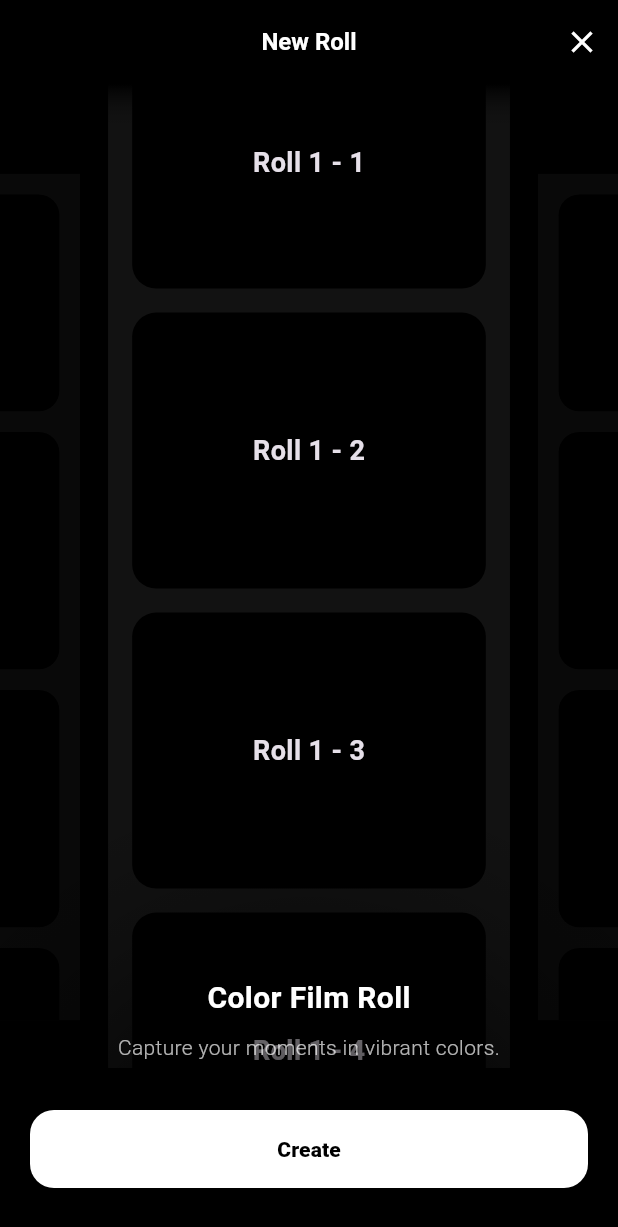
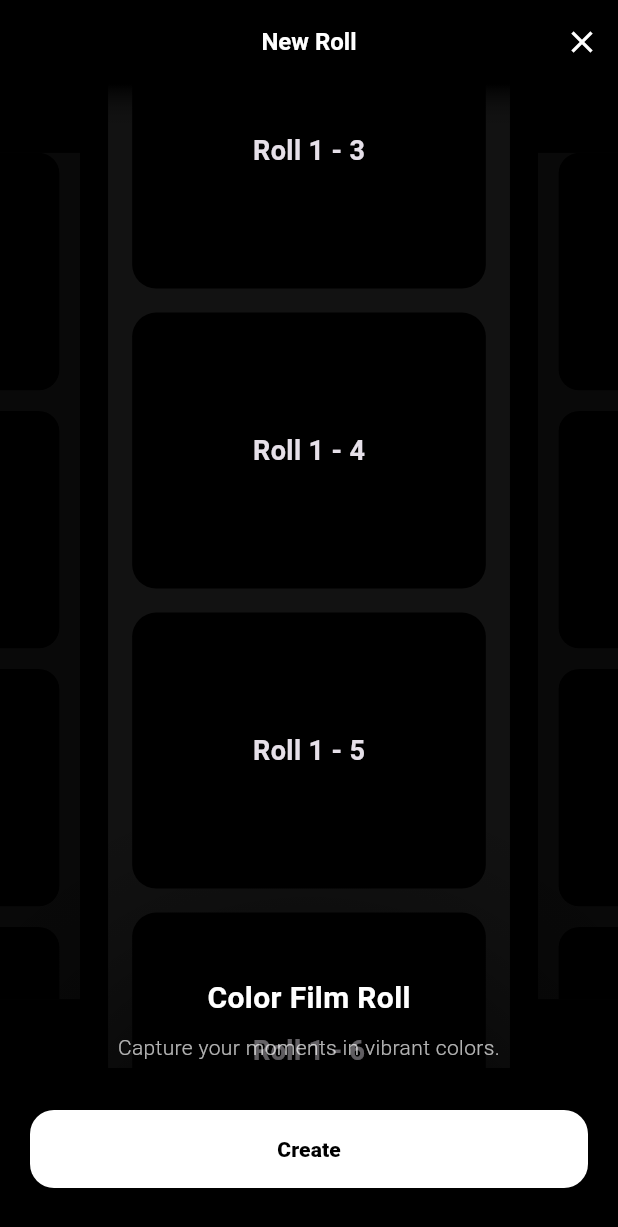
Before and after one commit to victorlee917/exposure, a Flutter app: the screen it shows after launch, after a tap on an icon or button, on a phone screen of 412 x 824 dp. Shown: the top 1227 px of the screen. Run offline on Flutter 3.47's test engine with Material 3 defaults, Android fonts, the light colour scheme and no system bars; our stand-ins replace font_awesome_flutter; missing offline and left inert: in_app_review, photo_manager, photo_manager_image_provider.

Commit message:
Feat: Enhance new roll screen functionality and UI
- Implement bidirectional infinite scroll for film rolls.

- Optimize initial load performance to reduce navigation lag.

- Fix clipping issue on horizontal swipe.

- Correctly position app bar gradation.

```diff
--- a/lib/features/create/new_roll_screen.dart
+++ b/lib/features/create/new_roll_screen.dart
@@ -26,14 +26,13 @@ class _NewRollScreenState extends State<NewRollScreen> {
   static const double _viewportFraction = 0.65;
   static const double _sideScale = 0.86;
   static const double _sideOpacityMin = 0.55;
-  static const double _sideTranslateY = 14.0;
+  static const double _sideTranslateY = 0.0;
 
   static const int _pageCount = 4;
-  static const int _loopBase = 10000;
+  static const int _loopBase = 100;
   static const double _paginationBottomMargin = 112.0;
 
   // 선택된 페이지의 리스트 자동 스크롤 (데모)
-  static const int _loopItems = 100000;
   static const double _autoSpeedPxPerTick = 0.7;
   static const Duration _tick = Duration(milliseconds: 16);
 
@@ -68,6 +67,10 @@ class _NewRollScreenState extends State<NewRollScreen> {
   final GlobalKey _markerKey = GlobalKey();
   double _radiusPx = 220.0;
 
+  // For vertical infinite scroll
+  static const double _itemHeight = 200.0;
+  static const int _initialVerticalItems = 100;
+
   @override
   void initState() {
     super.initState();
@@ -84,7 +87,9 @@ class _NewRollScreenState extends State<NewRollScreen> {
     );
 
     for (var i = 0; i < _pageCount; i++) {
-      _verticalCtrls[i] = ScrollController(initialScrollOffset: 0.0);
+      _verticalCtrls[i] = ScrollController(
+        initialScrollOffset: (_initialVerticalItems / 2) * _itemHeight,
+      );
     }
 
     WidgetsBinding.instance.addPostFrameCallback((_) {
@@ -153,15 +158,7 @@ class _NewRollScreenState extends State<NewRollScreen> {
       if (_userDraggingVertical || _isPopping) return;
 
       final next = ctrl.offset + _autoSpeedPxPerTick;
-      final maxExtent = ctrl.position.hasPixels
-          ? ctrl.position.maxScrollExtent
-          : double.infinity;
-
-      if (next >= maxExtent - 2) {
-        ctrl.jumpTo(0.0);
-      } else {
-        ctrl.jumpTo(next);
-      }
+      ctrl.jumpTo(next);
     });
   }
 
@@ -236,7 +233,6 @@ class _NewRollScreenState extends State<NewRollScreen> {
               onPressed: _popWithFreeze, // ← 팝 시 즉시 동결
             ),
           ],
-          backgroundColor: Colors.transparent,
         ),
       ),
     );
@@ -432,6 +428,7 @@ class _NewRollScreenState extends State<NewRollScreen> {
 
     // ✨ 잔상 방지 레이어: 팝 시 즉시 동결 + 그리기 경계 분리
     final Widget frozenLayer = ClipRect(
+      clipBehavior: Clip.none,
       child: RepaintBoundary(
         child: TickerMode(
           enabled: !freeze, // 애니메이션(오토스크롤/빌더) 정지
--- a/lib/features/create/widgets/preview_film_roll.dart
+++ b/lib/features/create/widgets/preview_film_roll.dart
@@ -16,7 +16,6 @@ class PreviewFilmRoll extends StatelessWidget {
   @override
   Widget build(BuildContext context) {
     final isDarkMode = Theme.of(context).brightness == Brightness.dark;
-    const itemCount = 12;
 
     return Container(
       decoration: BoxDecoration(
@@ -25,7 +24,6 @@ class PreviewFilmRoll extends StatelessWidget {
       clipBehavior: Clip.antiAlias,
       child: ListView.builder(
         controller: scrollController,
-        itemCount: itemCount,
         itemBuilder: (context, index) {
           return Container(
             height: 200, // Placeholder height
@@ -35,7 +33,7 @@ class PreviewFilmRoll extends StatelessWidget {
                   : Rolls.backgroundColorLight,
             ),
             padding: EdgeInsets.fromLTRB(16.0, index == 0 ? 16.0 : 0, 16.0, 16.0),
-            child: Roll(rollIndex: 0, itemIndex: index),
+            child: Roll(rollIndex: 0, itemIndex: index % 12),
           );
         },
       ),
```
